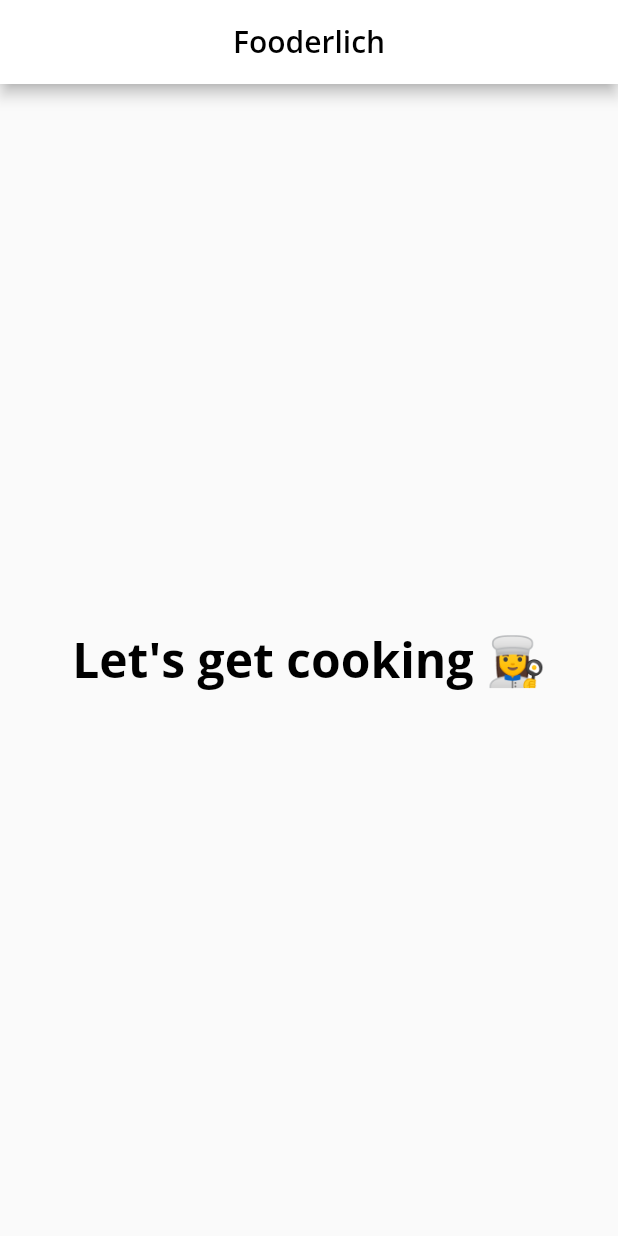
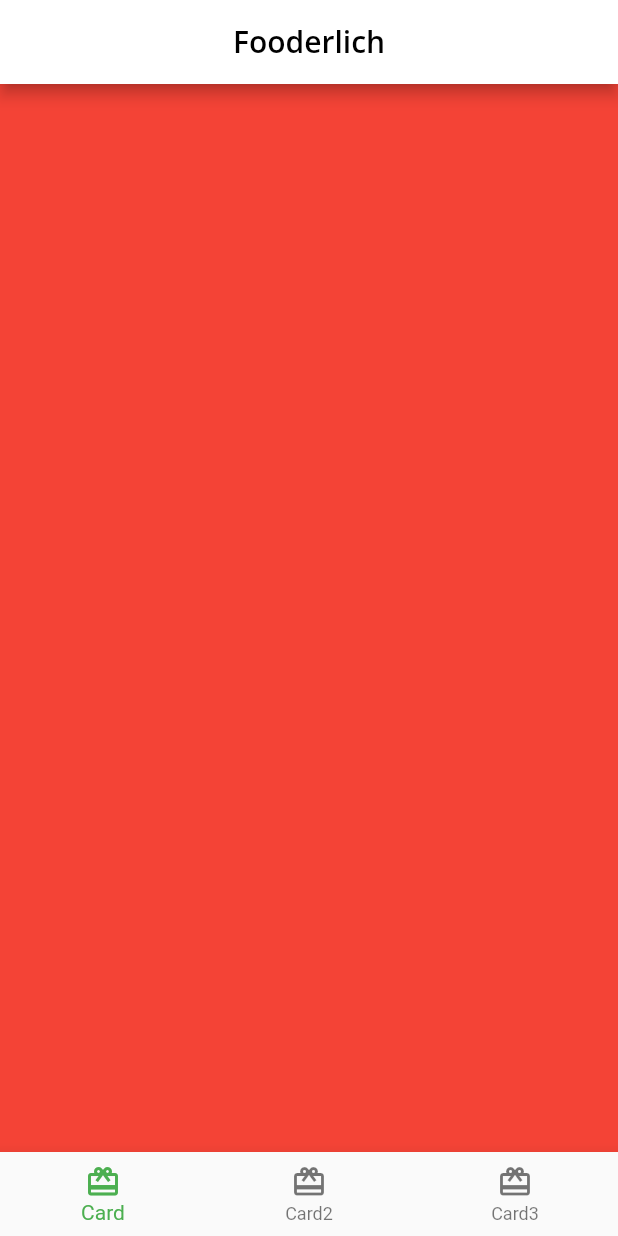
Before and after one commit to omelchenkoaleks/footerlich, a Flutter app: the screen it shows after launch, on a phone screen of 412 x 824 dp. Run offline on Flutter 3.47's test engine with Material 2 defaults, Android fonts, the phone set to English and light mode, and no system bars; our stand-ins replace google_fonts.

Commit message:
BottomNavigationBar with indicating the selected tab bar item

```diff
--- a/lib/home.dart
+++ b/lib/home.dart
@@ -8,6 +8,20 @@
 }
 
 class _HomeState extends State<Home> {
+  int _selectedIndex = 0;
+
+  static List<Widget> pages = <Widget>[
+    Container(color: Colors.red),
+    Container(color: Colors.green),
+    Container(color: Colors.blue)
+  ];
+
+  void _onItemTapped(int index) {
+    setState(() {
+      _selectedIndex = index;
+    });
+  }
+
   @override
   Widget build(BuildContext context) {
     return Scaffold(
@@ -18,11 +32,25 @@
         ),
         centerTitle: true,
       ),
-      body: Center(
-        child: Text(
-          'Let\'s get cooking 👩‍🍳',
-          style: Theme.of(context).textTheme.headline1,
-        ),
+      body: pages[_selectedIndex],
+      bottomNavigationBar: BottomNavigationBar(
+        currentIndex: _selectedIndex,
+        selectedItemColor: Theme.of(context).textSelectionTheme.selectionColor,
+        onTap: _onItemTapped,
+        items: const <BottomNavigationBarItem>[
+          BottomNavigationBarItem(
+            icon: Icon(Icons.card_giftcard),
+            label: 'Card',
+          ),
+          BottomNavigationBarItem(
+            icon: Icon(Icons.card_giftcard),
+            label: 'Card2',
+          ),
+          BottomNavigationBarItem(
+            icon: Icon(Icons.card_giftcard),
+            label: 'Card3',
+          ),
+        ],
       ),
     );
   }
```
